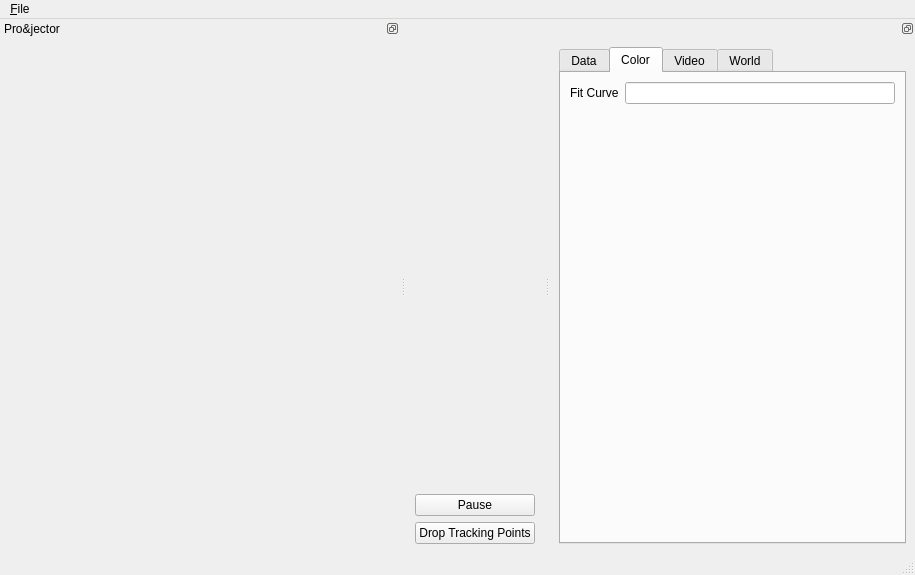
Above: LiveFitWindow.ui from hchapman/LiveFit before the change. Below: the same form after it.
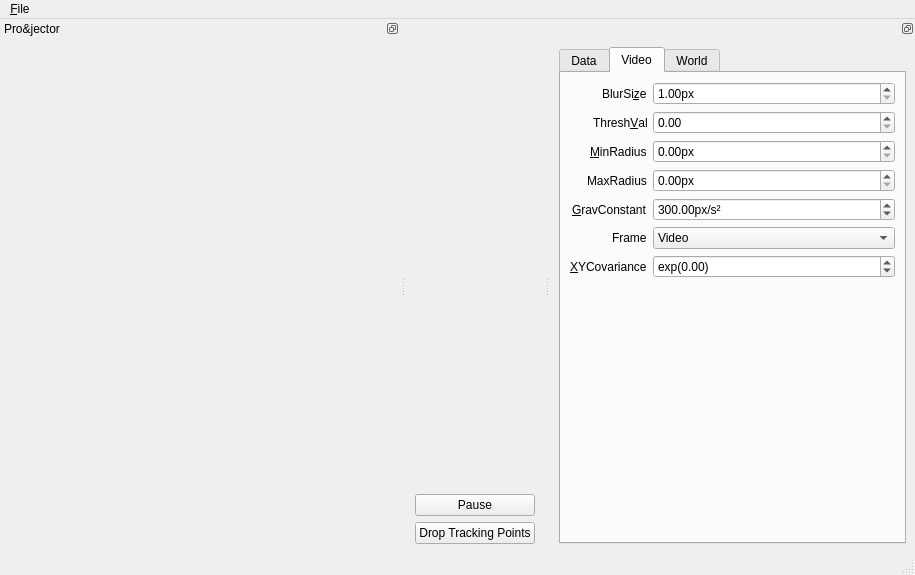
That is the form after the change. The open tabs and pages were chosen to show the change. Custom widgets are drawn as their Qt base class.

Commit message: remove the unfinished color tab for v1

Patch:
```diff
--- a/LiveFitWindow.ui
+++ b/LiveFitWindow.ui
@@ -111,6 +111,9 @@
     <layout class="QVBoxLayout" name="verticalLayout_2">
      <item>
       <widget class="QTabWidget" name="tabWidget">
+       <property name="enabled">
+        <bool>true</bool>
+       </property>
        <property name="currentIndex">
         <number>0</number>
        </property>
@@ -380,23 +383,6 @@
          </item>
         </layout>
        </widget>
-       <widget class="QWidget" name="colorTab">
-        <attribute name="title">
-         <string>Color</string>
-        </attribute>
-        <layout class="QFormLayout" name="formLayout_4">
-         <item row="0" column="1">
-          <widget class="QLineEdit" name="lineEdit"/>
-         </item>
-         <item row="0" column="0">
-          <widget class="QLabel" name="label">
-           <property name="text">
-            <string>Fit Curve</string>
-           </property>
-          </widget>
-         </item>
-        </layout>
-       </widget>
        <widget class="QWidget" name="basicTab">
         <attribute name="title">
          <string>Video</string>
```
Left out of the diff: 18 changed lines with no effect on the pictures.
